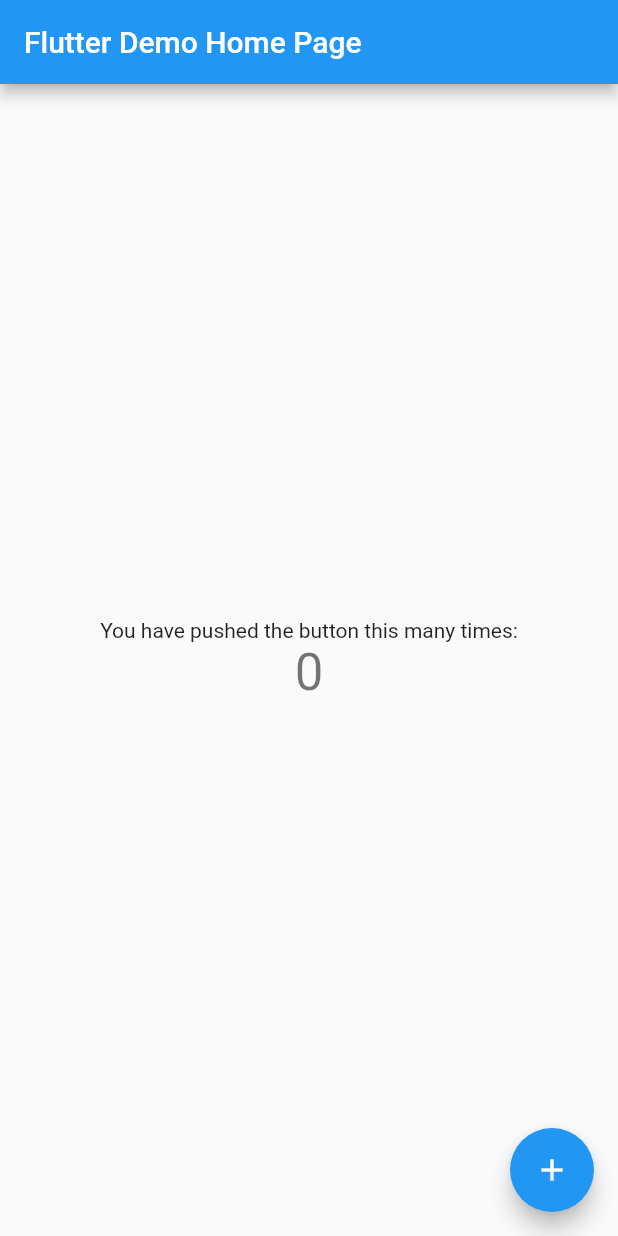
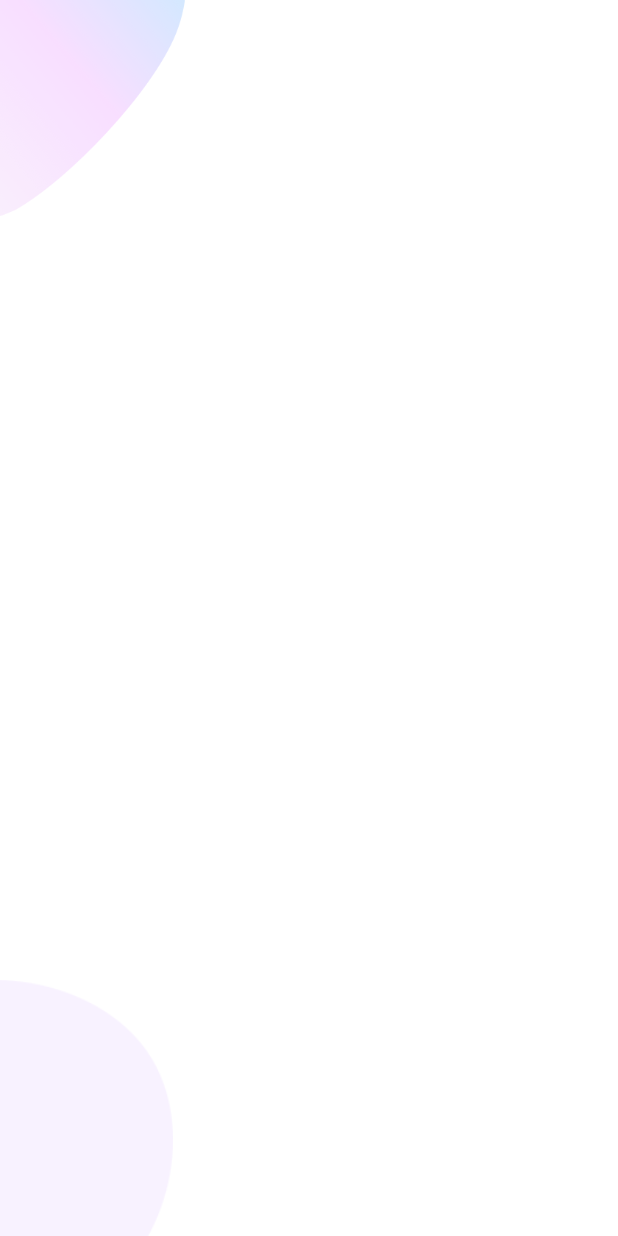
Before and after one commit to Erluan/open-source-flutter-auth-ui, a Flutter app: the screen it shows after launch, on a phone screen of 412 x 824 dp. Run offline on Flutter 3.47's test engine with Material 2 defaults, Android fonts, the phone set to English and light mode, and no system bars.

Commit message:
:hammer: constructing welcome page

```diff
--- /dev/null
+++ b/lib/Screens/Welcome/welcome_screen.dart
@@ -0,0 +1,14 @@
+import 'package:flutter/material.dart';
+import 'package:flutter_auth_ui/Widgets/body.dart';
+
+class WelcomeScreen extends StatelessWidget {
+
+  WelcomeScreen({Key? key}) : super(key: key);
+
+  @override
+  Widget build(BuildContext context) {
+    return Scaffold(
+       body: Body(),
+    );
+  }
+}
--- /dev/null
+++ b/lib/Widgets/background.dart
@@ -0,0 +1,41 @@
+import 'package:flutter/material.dart';
+
+class Background extends StatelessWidget {
+  Widget? child;
+
+  Background({
+    Key? key,
+    this.child,
+  }) : super(key: key);
+
+  @override
+  Widget build(BuildContext context) {
+    Size size = MediaQuery.of(context).size;
+    return Container(
+      height: size.height,
+      width: double.infinity,
+      child: Stack(
+        alignment: Alignment.center,
+        children: [
+          Positioned(
+            top: 0,
+            left: 0,
+            child: Image.asset(
+              "assets/images/main_top.png",
+              width: size.width * 0.3,
+            ),
+          ),
+          Positioned(
+            bottom: 0,
+            left: 0,
+            child: Image.asset(
+              "assets/images/main_bottom.png",
+              width: size.width * 0.28,
+            ),
+          ),
+          child!,
+        ],
+      ),
+    );
+  }
+}
--- /dev/null
+++ b/lib/Widgets/body.dart
@@ -0,0 +1,18 @@
+import 'package:flutter/material.dart';
+import 'package:flutter_auth_ui/Widgets/background.dart';
+
+class Body extends StatelessWidget {
+  const Body({Key? key}) : super(key: key);
+
+  @override
+  Widget build(BuildContext context) {
+
+    return Background(
+      child: Column(
+        children: [
+
+        ],
+      ),
+    );
+  }
+}
--- /dev/null
+++ b/lib/constants.dart
@@ -0,0 +1,4 @@
+import 'package:flutter/material.dart';
+
+const mtPrimaryColor = Color(0xFF6F35A5);
+const mtPrimaryLightColor = Color(0xFFF1E6FF);
--- a/lib/main.dart
+++ b/lib/main.dart
@@ -1,6 +1,8 @@
 import 'package:flutter/material.dart';
+import 'package:flutter_auth_ui/Screens/Welcome/welcome_screen.dart';
+import 'package:flutter_auth_ui/constants.dart';
 
-void main() {
+Future<void> main() async {
   runApp(const MyApp());
 }
 
@@ -11,105 +13,13 @@ class MyApp extends StatelessWidget {
   @override
   Widget build(BuildContext context) {
     return MaterialApp(
-      title: 'Flutter Demo',
+      debugShowCheckedModeBanner: false,
+      title: 'Auth',
       theme: ThemeData(
-        // This is the theme of your application.
-        //
-        // Try running your application with "flutter run". You'll see the
-        // application has a blue toolbar. Then, without quitting the app, try
-        // changing the primarySwatch below to Colors.green and then invoke
-        // "hot reload" (press "r" in the console where you ran "flutter run",
-        // or simply save your changes to "hot reload" in a Flutter IDE).
-        // Notice that the counter didn't reset back to zero; the application
-        // is not restarted.
-        primarySwatch: Colors.blue,
+        primaryColor: mtPrimaryColor,
+        scaffoldBackgroundColor: Colors.white,
       ),
-      home: const MyHomePage(title: 'Flutter Demo Home Page'),
+      home: WelcomeScreen(),
     );
   }
 }
-
-class MyHomePage extends StatefulWidget {
-  const MyHomePage({Key? key, required this.title}) : super(key: key);
-
-  // This widget is the home page of your application. It is stateful, meaning
-  // that it has a State object (defined below) that contains fields that affect
-  // how it looks.
-
-  // This class is the configuration for the state. It holds the values (in this
-  // case the title) provided by the parent (in this case the App widget) and
-  // used by the build method of the State. Fields in a Widget subclass are
-  // always marked "final".
-
-  final String title;
-
-  @override
-  State<MyHomePage> createState() => _MyHomePageState();
-}
-
-class _MyHomePageState extends State<MyHomePage> {
-  int _counter = 0;
-
-  void _incrementCounter() {
-    setState(() {
-      // This call to setState tells the Flutter framework that something has
-      // changed in this State, which causes it to rerun the build method below
-      // so that the display can reflect the updated values. If we changed
-      // _counter without calling setState(), then the build method would not be
-      // called again, and so nothing would appear to happen.
-      _counter++;
-    });
-  }
-
-  @override
-  Widget build(BuildContext context) {
-    // This method is rerun every time setState is called, for instance as done
-    // by the _incrementCounter method above.
-    //
-    // The Flutter framework has been optimized to make rerunning build methods
-    // fast, so that you can just rebuild anything that needs updating rather
-    // than having to individually change instances of widgets.
-    return Scaffold(
-      appBar: AppBar(
-        // Here we take the value from the MyHomePage object that was created by
-        // the App.build method, and use it to set our appbar title.
-        title: Text(widget.title),
-      ),
-      body: Center(
-        // Center is a layout widget. It takes a single child and positions it
-        // in the middle of the parent.
-        child: Column(
-          // Column is also a layout widget. It takes a list of children and
-          // arranges them vertically. By default, it sizes itself to fit its
-          // children horizontally, and tries to be as tall as its parent.
-          //
-          // Invoke "debug painting" (press "p" in the console, choose the
-          // "Toggle Debug Paint" action from the Flutter Inspector in Android
-          // Studio, or the "Toggle Debug Paint" command in Visual Studio Code)
-          // to see the wireframe for each widget.
-          //
-          // Column has various properties to control how it sizes itself and
-          // how it positions its children. Here we use mainAxisAlignment to
-          // center the children vertically; the main axis here is the vertical
-          // axis because Columns are vertical (the cross axis would be
-          // horizontal).
-          mainAxisAlignment: MainAxisAlignment.center,
-          children: <Widget>[
-            const Text(
-              'You have pushed the button this many times:',
-            ),
-            Text(
-              '$_counter',
-              style: Theme.of(context).textTheme.headline4,
-            ),
-          ],
-        ),
-      ),
-      floatingActionButton: FloatingActionButton(
-        onPressed: _incrementCounter,
-        tooltip: 'Increment',
-        child: const Icon(Icons.add),
-      ), // This trailing comma makes auto-formatting nicer for build methods.
-    );
-  }
-}
```
Also changed, not shown: pubspec.lock.
